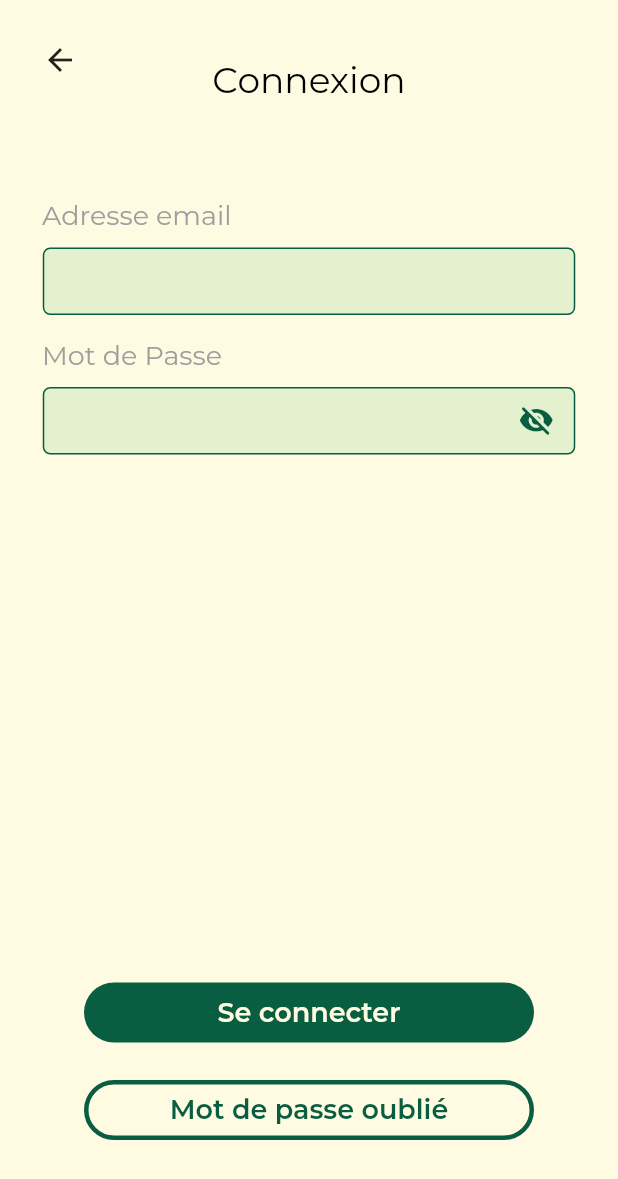
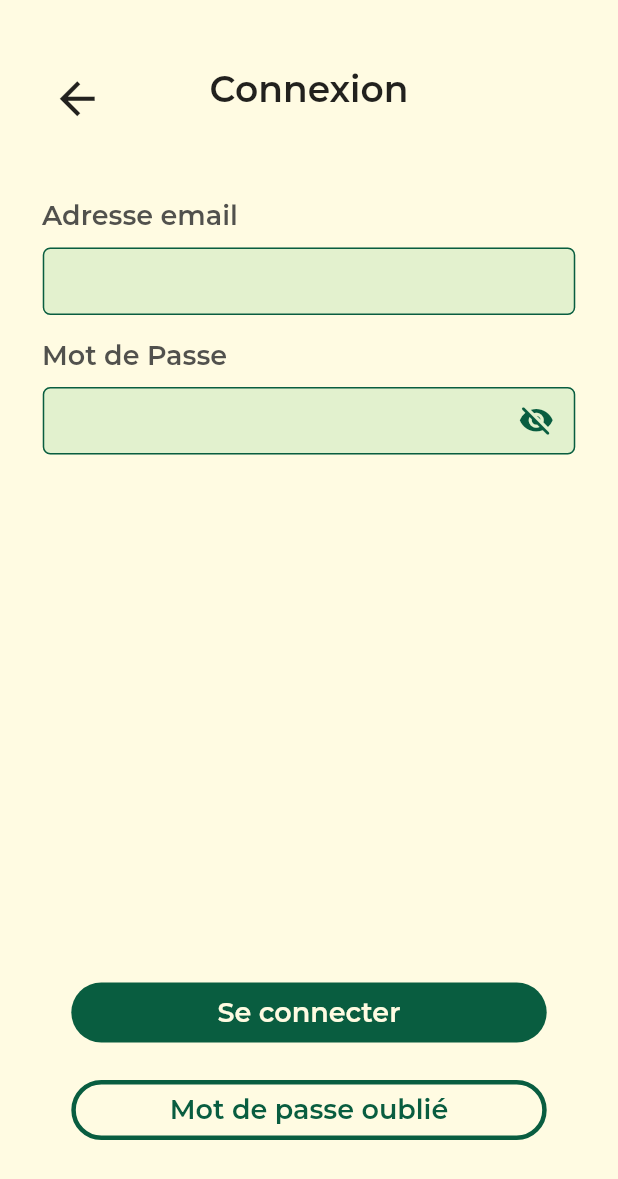
Before and after one commit to Local-Toi/LocalEtToi, a Flutter app: the SignInPage screen opened directly, on a phone screen of 412 x 824 dp. Shown: the top 1179 px of the screen. Run offline on Flutter 3.47's test engine with Material 2 defaults, Android fonts, the phone set to English and light mode, and no system bars; our stand-ins replace bloc, cloud_firestore, dio, email_validator, equatable, firebase_auth and 3 more; missing offline and left inert: flutter_osm_plugin; accounts and stored records are empty.

Commit message:
Refactor : sign_in page's title, arow, button, text modificated
Replacement of the hard coded values with the constants.dart and deletion of the one that overwrite the code. New file added with the style and position of the back arrow. New style and position for the text.

```diff
--- a/lib/screens/authentication/sign_in.dart
+++ b/lib/screens/authentication/sign_in.dart
@@ -11,6 +11,10 @@ import 'package:local_et_toi/utils/signin/signin_response.dart';
 import 'package:local_et_toi/utils/textfields/textdields.dart';
 import 'package:local_et_toi/screens/loading.dart';
 import '../forgot_password.dart';
+import 'package:local_et_toi/utils/constants.dart' as constants;
+import 'package:local_et_toi/utils/components/arrow_back.dart' as arrow_back;
+
+import '../home/home_screen.dart';
 
 class SignInPage extends StatefulWidget {
   const SignInPage({super.key});
@@ -20,7 +24,6 @@ class SignInPage extends StatefulWidget {
 }
 
 class SignInPageState extends State<SignInPage> implements LoginCallBack {
-  late BuildContext _context;
   final formKey = GlobalKey<FormState>();
   final scaffoldKey = GlobalKey<ScaffoldState>();
 
@@ -32,6 +35,17 @@ class SignInPageState extends State<SignInPage> implements LoginCallBack {
   SignInPageState() {
     loginResponse = LoginResponse(this);
   }
+
+  /**
+   * This function is used to navigate to the home screen
+   */
+  get onPressed => () {
+    Navigator.of(context).pushReplacement(
+      MaterialPageRoute(
+        builder: (context) => const HomeScreen(),
+      ),
+    );
+  };
 
   void _toggleObscured() {
     setState(() {
@@ -55,26 +69,15 @@ class SignInPageState extends State<SignInPage> implements LoginCallBack {
       },
       child: Scaffold(
         body: Container(
-          //width: 390,
-          //height: 844,
           clipBehavior: Clip.antiAlias,
-          decoration: const BoxDecoration(color: Color(0xFFFFFBE2)),
+          decoration: const BoxDecoration(color: constants.beige),
           child: Stack(
             children: [
-              Positioned(
-                top: 16,
-                left: 16,
-                child: IconButton(
-                  icon: const Icon(Icons.arrow_back),
-                  onPressed: () {
-                    Navigator.of(context).maybePop();
-                  },
-                ),
-              ),
+              arrow_back.ArrowBack(onPressed: onPressed),
               const Positioned(
                 left: 0,
                 right: 0,
-                top: 39,
+                top: 45,
                 child: Center(
                   child: Row(
                     mainAxisSize: MainAxisSize.min,
@@ -83,13 +86,7 @@ class SignInPageState extends State<SignInPage> implements LoginCallBack {
                     children: [
                       Text(
                         'Connexion',
-                        style: TextStyle(
-                          color: Colors.black,
-                          fontSize: 24,
-                          fontFamily: 'Montserrat',
-                          fontWeight: FontWeight.w400,
-                          height: 0,
-                        ),
+                        style: constants.titre,
                       ),
                     ],
                   ),
@@ -101,8 +98,6 @@ class SignInPageState extends State<SignInPage> implements LoginCallBack {
                 top: 655,
                 child: Center(
                   child: SizedBox(
-                    width: 300,
-                    height: 40,
                     child: GreenRoundedButton(
                       onPressed: () {
                         if (formKey.currentState!.validate()) {
@@ -129,8 +124,6 @@ class SignInPageState extends State<SignInPage> implements LoginCallBack {
                 top: 720,
                 child: Center(
                   child: SizedBox(
-                    width: 300,
-                    height: 40,
                     child: TransparentRoundedButtonWithBorder(
                       onPressed: () {
                         Navigator.of(context).pushReplacement(
@@ -164,20 +157,12 @@ class SignInPageState extends State<SignInPage> implements LoginCallBack {
                                   children: [
                                     Text(
                                       'Adresse email',
-                                      style: TextStyle(
-                                        color: Colors.grey,
-                                        fontSize: 18,
-                                        fontFamily: 'Montserrat',
-                                        fontWeight: FontWeight.w400,
-                                        height: 0,
-                                      ),
+                                      style: constants.textDarkGrey,
                                     ),
                                   ],
                                 ),
                               ),
                               SizedBox(
-                                width: 355,
-                                height: 45,
                                 child: GreenTextFieldWithGreenerBorder(
                                   onSaved: (val) => username = val!,
                                   validator: (value) {
@@ -198,13 +183,7 @@ class SignInPageState extends State<SignInPage> implements LoginCallBack {
                                   children: [
                                     Text(
                                       'Mot de Passe',
-                                      style: TextStyle(
-                                        color: Colors.grey,
-                                        fontSize: 18,
-                                        fontFamily: 'Montserrat',
-                                        fontWeight: FontWeight.w400,
-                                        height: 0,
-                                      ),
+                                      style: constants.textDarkGrey,
                                     ),
                                   ],
                                 ),
@@ -214,7 +193,6 @@ class SignInPageState extends State<SignInPage> implements LoginCallBack {
                                 height: 45,
                                 child: TextFormField(
                                   onSaved: (val) => password = val!,
-                                  //controller: passwordController,
                                   obscureText: _obscured,
                                   focusNode: textFieldFocusNode,
                                   validator: (value) {
@@ -228,13 +206,13 @@ class SignInPageState extends State<SignInPage> implements LoginCallBack {
                                   keyboardType: TextInputType.visiblePassword,
                                   decoration: InputDecoration(
                                     filled: true,
-                                    fillColor: const Color(0x2640B65D),
+                                    fillColor: constants.lightGreen,
                                     enabledBorder: OutlineInputBorder(
-                                      borderSide: const BorderSide(width: 1, color: Color(0xFF095D40)),
+                                      borderSide: const BorderSide(width: 1, color: constants.darkGreen,),
                                       borderRadius: BorderRadius.circular(5.0),
                                     ),
                                     focusedBorder: OutlineInputBorder(
-                                      borderSide: const BorderSide(width: 2, color: Color(0xFF095D40)),
+                                      borderSide: const BorderSide(width: 2, color: constants.darkGreen,),
                                       borderRadius: BorderRadius.circular(5.0),
                                     ),
                                     contentPadding: const EdgeInsets.symmetric(horizontal: 10, vertical: 16),
@@ -247,7 +225,7 @@ class SignInPageState extends State<SignInPage> implements LoginCallBack {
                                         onTap: _toggleObscured,
                                         child: Icon(
                                           _obscured ? Icons.visibility_off_rounded : Icons.visibility_rounded,
-                                          color: const Color(0xFF095D40),
+                                          color: constants.darkGreen,
                                           size: 24,
                                         ),
                                       ),
--- /dev/null
+++ b/lib/utils/components/arrow_back.dart
@@ -0,0 +1,30 @@
+import 'package:flutter/material.dart';
+import '../../screens/home/home_screen.dart';
+
+class ArrowBack extends StatelessWidget{
+  final VoidCallback onPressed;
+
+  const ArrowBack({
+    required this.onPressed,
+    super.key,
+  });
+
+  @override
+  Widget build(BuildContext context) {
+    return Positioned(
+      left: 26,
+      top: 40,
+      child: IconButton(
+        icon: const Icon(Icons.arrow_back),
+        iconSize: 35,
+        onPressed: () {
+          Navigator.of(context).pushReplacement(
+            MaterialPageRoute(
+              builder: (context) => const HomeScreen(),
+            ),
+          );
+        },
+      ),
+    );
+  }
+}
--- a/lib/utils/constants.dart
+++ b/lib/utils/constants.dart
@@ -59,3 +59,5 @@ const TextStyle textDarkGreen = TextStyle(fontFamily: 'Montserrat', fontSize: 18
 const TextStyle textMediumDarkGreen  = TextStyle(fontFamily: 'Montserrat', fontSize: 14, color : darkGreen);
 
 const TextStyle textSmallDarkGreen = TextStyle(fontFamily: 'Montserrat', fontSize: 8, color : darkGreen);
+
+const TextStyle textDarkGrey = TextStyle(fontFamily: 'Montserrat', fontSize: 18, color : grey85, fontWeight: FontWeight.w600);
```
